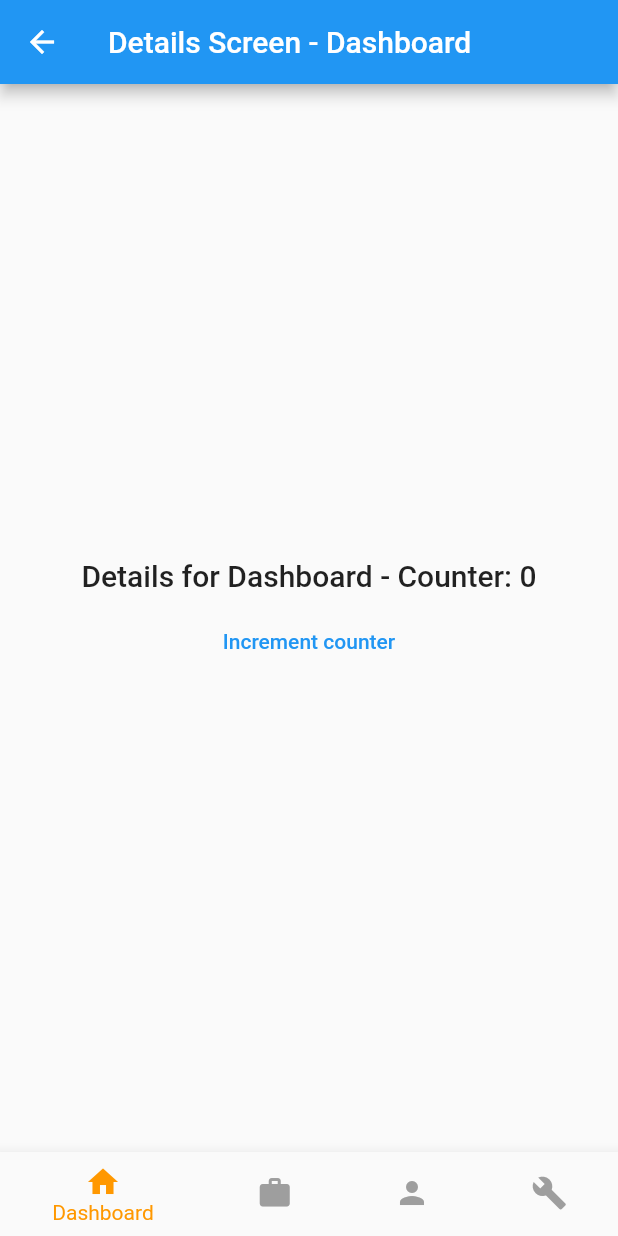
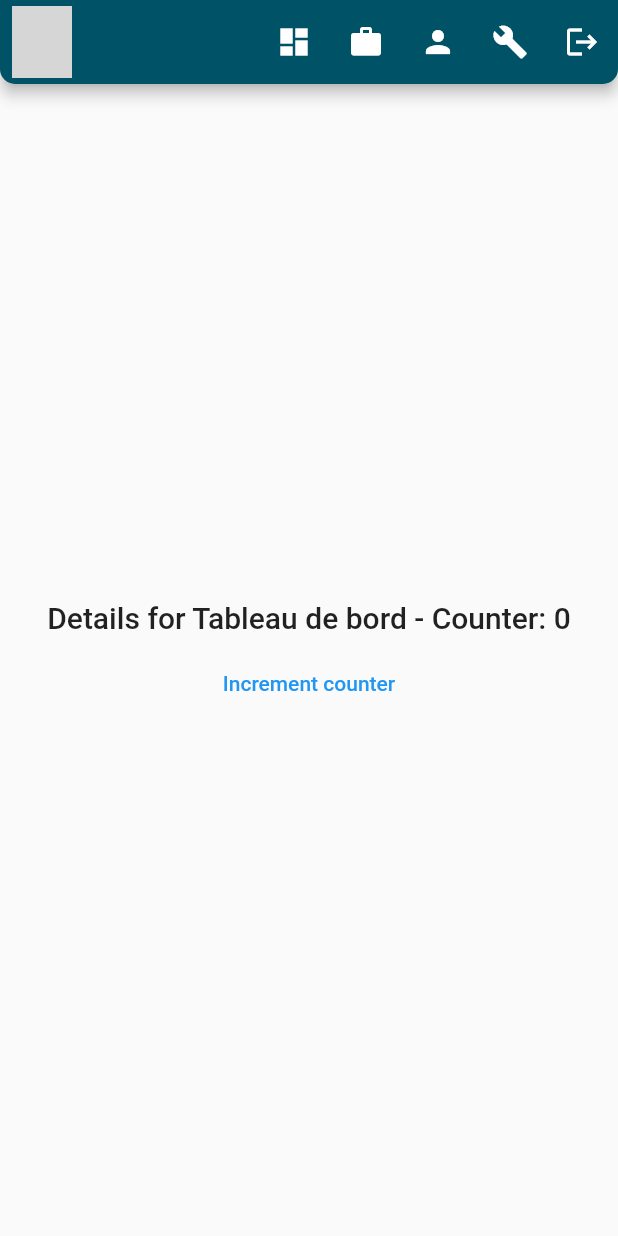
Before and after one commit to MathisZerbib/go_router_app, a Flutter app: the DetailsScreen screen opened by its route, on a phone screen of 412 x 824 dp. Run offline on Flutter 3.47's test engine with Material 2 defaults, Android fonts, the phone set to English and light mode, and no system bars; our stand-ins replace flutter_svg, go_router, url_strategy; grey boxes are pictures that could not be loaded.

Commit message:
Commit new app bar

```diff
--- a/lib/main.dart
+++ b/lib/main.dart
@@ -15,7 +15,7 @@ class MyApp extends StatefulWidget {
 }
 
 class _MyAppState extends State<MyApp> {
-  final _router = CustomRouter().routesList;
+  final _router = MainRouter().routes;
 
   @override
   Widget build(BuildContext context) {
--- a/lib/router/etablishment/router.dart
+++ b/lib/router/etablissement/router.dart
@@ -3,19 +3,20 @@ import 'package:go_router/go_router.dart';
 import 'package:test_router_app/views/details_screen.dart';
 import 'package:test_router_app/views/root_page.dart';
 
-class EtablishmentRoutes {
+class EtablissementRoutes {
   final routes = GoRoute(
-    path: '/etablishment',
-    name: 'etablishment',
+    path: '/etablissement',
+    name: 'etablissement',
     pageBuilder: (BuildContext context, GoRouterState state) =>
         const NoTransitionPage(
-      child:
-          RootPage(label: 'Etablishment', detailsPath: '/etablishment/details'),
+      child: RootPage(
+          label: 'etablissement', detailsPath: '/etablissement/details'),
     ),
     routes: [
       GoRoute(
         path: 'details',
-        builder: (context, state) => const DetailsScreen(label: 'Etablishment'),
+        builder: (context, state) =>
+            const DetailsScreen(label: 'Etablissement'),
       ),
     ],
   );
--- a/lib/router/offer/router.dart
+++ b/lib/router/offer/router.dart
@@ -3,19 +3,19 @@ import 'package:go_router/go_router.dart';
 import 'package:test_router_app/views/details_screen.dart';
 import 'package:test_router_app/views/root_page.dart';
 
-class OfferRoutes {
+class OffreRoutes {
   final routes = GoRoute(
-    path: '/offers',
-    name: 'offers',
+    path: '/offres',
+    name: 'offres',
     pageBuilder: (BuildContext context, GoRouterState state) =>
         const NoTransitionPage(
-      child: RootPage(label: 'Offers', detailsPath: '/offers/details'),
+      child: RootPage(label: 'Offres', detailsPath: '/offres/details'),
     ),
     routes: [
       GoRoute(
         path: 'details',
         builder: (BuildContext context, GoRouterState state) =>
-            const DetailsScreen(label: 'Offers'),
+            const DetailsScreen(label: 'Offres'),
       ),
     ],
   );
--- a/lib/router/routes.dart
+++ b/lib/router/routes.dart
@@ -1,7 +1,7 @@
 import 'package:flutter/material.dart';
 import 'package:go_router/go_router.dart';
-import 'package:test_router_app/router/dashboard/router.dart';
-import 'package:test_router_app/router/etablishment/router.dart';
+import 'package:test_router_app/router/tdb/router.dart';
+import 'package:test_router_app/router/etablissement/router.dart';
 import 'package:test_router_app/router/offer/router.dart';
 import 'package:test_router_app/router/postulant/router.dart';
 import 'package:test_router_app/views/error_page.dart';
@@ -10,8 +10,8 @@ import 'package:test_router_app/widgets/bottom_nav_bar.dart';
 final _rootNavigatorKey = GlobalKey<NavigatorState>();
 final _shellNavigatorKey = GlobalKey<NavigatorState>();
 
-class CustomRouter {
-  final routesList = GoRouter(
+class MainRouter {
+  final routes = GoRouter(
     initialLocation: '/',
     navigatorKey: _rootNavigatorKey,
     debugLogDiagnostics: true,
@@ -24,10 +24,10 @@ class CustomRouter {
           return ScaffoldWithBottomNavBar(child: child);
         },
         routes: [
-          DashboardRoutes().routes,
-          OfferRoutes().routes,
+          TdbRoutes().routes,
+          OffreRoutes().routes,
           PostulantRoutes().routes,
-          EtablishmentRoutes().routes,
+          EtablissementRoutes().routes,
         ],
       ),
     ],
--- a/lib/router/dashboard/router.dart
+++ b/lib/router/tdb/router.dart
@@ -3,19 +3,19 @@ import 'package:go_router/go_router.dart';
 import 'package:test_router_app/views/details_screen.dart';
 import 'package:test_router_app/views/root_page.dart';
 
-class DashboardRoutes {
+class TdbRoutes {
   final routes = GoRoute(
-    path: '/',
-    name: 'dashboard',
+    path: '/home',
+    name: 'tableau de bord',
     pageBuilder: (BuildContext context, GoRouterState state) =>
         const NoTransitionPage(
-      child: RootPage(label: 'Dashboard', detailsPath: '/'),
+      child: RootPage(label: 'Tableau de bord', detailsPath: '/'),
     ),
     routes: [
       GoRoute(
         path: 'details',
         builder: (BuildContext context, GoRouterState state) =>
-            const DetailsScreen(label: 'Dashboard'),
+            const DetailsScreen(label: 'Tableau de bord'),
       ),
     ],
   );
--- a/lib/views/dashboard_page.dart
+++ b/lib/views/dashboard_page.dart
@@ -1,8 +1,8 @@
 import 'package:flutter/material.dart';
 import 'package:go_router/go_router.dart';
 
-class DashboardPage extends StatelessWidget {
-  const DashboardPage({super.key});
+class TdbPage extends StatelessWidget {
+  const TdbPage({super.key});
 
   @override
   Widget build(BuildContext context) {
--- a/lib/views/details_screen.dart
+++ b/lib/views/details_screen.dart
@@ -22,9 +22,6 @@ class DetailsScreenState extends State<DetailsScreen> {
   @override
   Widget build(BuildContext context) {
     return Scaffold(
-      appBar: AppBar(
-        title: Text('Details Screen - ${widget.label}'),
-      ),
       body: Center(
         child: Column(
           mainAxisSize: MainAxisSize.min,
--- a/lib/views/error_page.dart
+++ b/lib/views/error_page.dart
@@ -8,13 +8,14 @@ class ErrorPage extends StatelessWidget {
   Widget build(BuildContext context) {
     return Scaffold(
       appBar: AppBar(
+        backgroundColor: const Color.fromRGBO(0, 82, 102, 1),
         automaticallyImplyLeading: true,
         title: const Text("Error Screen"),
       ),
       body: Center(
         child: ElevatedButton(
-          onPressed: () => context.goNamed("dashboard"),
-          child: const Text("Go to home page"),
+          onPressed: () => context.goNamed("Tableau de bord"),
+          child: const Text("Aller sur le tableau de bord"),
         ),
       ),
     );
--- a/lib/views/etablissement_page.dart
+++ b/lib/views/etablissement_page.dart
@@ -16,8 +16,8 @@ class EtablissementPage extends StatelessWidget {
           mainAxisAlignment: MainAxisAlignment.center,
           children: [
             ElevatedButton(
-                onPressed: () => {context.goNamed('dashboard')},
-                child: const Text('go dashboard')),
+                onPressed: () => {context.goNamed('Tableau de bord')},
+                child: const Text('aller sur le Tableau de bord')),
           ],
         ),
       ),
--- a/lib/views/login_page.dart
+++ b/lib/views/login_page.dart
@@ -16,8 +16,8 @@ class LoginPage extends StatelessWidget {
           mainAxisAlignment: MainAxisAlignment.center,
           children: [
             ElevatedButton(
-                onPressed: () => {context.goNamed('dashboard')},
-                child: const Text('dashboard')),
+                onPressed: () => {context.goNamed('Tableau de bord')},
+                child: const Text('Aller sur le Tableau de bord')),
           ],
         ),
       ),
--- a/lib/views/offres_page.dart
+++ b/lib/views/offres_page.dart
@@ -16,8 +16,8 @@ class OffresPage extends StatelessWidget {
           mainAxisAlignment: MainAxisAlignment.center,
           children: [
             ElevatedButton(
-                onPressed: () => {context.goNamed('dashboard')},
-                child: const Text('go dashboard')),
+                onPressed: () => {context.goNamed('Tableau de bord')},
+                child: const Text('aller sur le Tableau de bord')),
           ],
         ),
       ),
--- a/lib/views/postulant_page.dart
+++ b/lib/views/postulant_page.dart
@@ -14,9 +14,6 @@ class PostulantPageState extends State<PostulantPage> {
   @override
   Widget build(BuildContext context) {
     return Scaffold(
-      appBar: AppBar(
-        title: Text('Tab root - ${widget.label}'),
-      ),
       body: UserList(
         users: [
           User(id: "1", name: 'John', email: 'johndoe@gmail.com'),
--- a/lib/views/root_page.dart
+++ b/lib/views/root_page.dart
@@ -16,9 +16,6 @@ class RootPage extends StatelessWidget {
   @override
   Widget build(BuildContext context) {
     return Scaffold(
-      appBar: AppBar(
-        title: Text('Tab root - $label'),
-      ),
       body: Center(
         child: Column(
           mainAxisSize: MainAxisSize.min,
@@ -28,7 +25,7 @@ class RootPage extends StatelessWidget {
             const Padding(padding: EdgeInsets.all(4)),
             TextButton(
               onPressed: () => context.go(detailsPath),
-              child: const Text('View details'),
+              child: const Text('voir le detail'),
             ),
           ],
         ),
--- a/lib/views/single_postulant.dart
+++ b/lib/views/single_postulant.dart
@@ -14,9 +14,6 @@ class SinglePostulantPageState extends State<SinglePostulantPage> {
   @override
   Widget build(BuildContext context) {
     return Scaffold(
-      appBar: AppBar(
-        title: const Text('Single User'),
-      ),
       body: Center(
         child: Column(
           children: [
@@ -26,9 +23,9 @@ class SinglePostulantPageState extends State<SinglePostulantPage> {
             ),
             ElevatedButton(
               onPressed: () {
-                context.goNamed('dashboard');
+                context.goNamed('Tableau de bord');
               },
-              child: const Text('Go Back'),
+              child: const Text('Retourner en arrière'),
             ),
           ],
         ),
--- a/lib/widgets/bottom_nav_bar.dart
+++ b/lib/widgets/bottom_nav_bar.dart
@@ -1,4 +1,5 @@
 import 'package:flutter/material.dart';
+import 'package:flutter_svg/svg.dart';
 import 'package:go_router/go_router.dart';
 
 class ScaffoldWithBottomNavBar extends StatefulWidget {
@@ -11,16 +12,23 @@ class ScaffoldWithBottomNavBar extends StatefulWidget {
       _ScaffoldWithBottomNavBarState();
 }
 
+const appBarTitles = <String>[
+  'Tableau de bord',
+  'Offres',
+  'Jobbeurs',
+  'Etablissement'
+];
+
 const tabs = [
   ScaffoldWithNavBarTabItem(
-    initialLocation: '/dashboard',
-    icon: Icon(Icons.home),
-    label: 'Dashboard',
+    initialLocation: '/home',
+    icon: Icon(Icons.dashboard),
+    label: 'Tableau de bord',
   ),
   ScaffoldWithNavBarTabItem(
-    initialLocation: '/offers',
+    initialLocation: '/offres',
     icon: Icon(Icons.work),
-    label: 'Offers',
+    label: 'Offres',
   ),
   ScaffoldWithNavBarTabItem(
     initialLocation: '/postulants',
@@ -28,9 +36,9 @@ const tabs = [
     label: 'Jobbeurs',
   ),
   ScaffoldWithNavBarTabItem(
-    initialLocation: '/etablishment',
+    initialLocation: '/etablissement',
     icon: Icon(Icons.build),
-    label: 'Etablishment',
+    label: 'Etablissement',
   ),
 ];
 
@@ -68,12 +76,31 @@ class _ScaffoldWithBottomNavBarState extends State<ScaffoldWithBottomNavBar> {
   Widget build(BuildContext context) {
     return Scaffold(
       body: widget.child,
-      bottomNavigationBar: BottomNavigationBar(
-        selectedItemColor: Colors.orange,
-        unselectedItemColor: Colors.grey,
-        currentIndex: _currentIndex,
-        items: tabs,
-        onTap: (index) => _onItemTapped(context, index),
+      appBar: AppBar(
+        shape: const RoundedRectangleBorder(
+          borderRadius: BorderRadius.vertical(
+            bottom: Radius.circular(10),
+          ),
+        ),
+        backgroundColor: const Color.fromRGBO(0, 82, 102, 1),
+        leading: Padding(
+            padding: const EdgeInsets.symmetric(horizontal: 8, vertical: 4),
+            child: SvgPicture.asset(
+              "jobme_logo_white.svg",
+              semanticsLabel: 'JobMe',
+            )),
+        actions: [
+          for (var i = 0; i < tabs.length; i++)
+            IconButton(
+              tooltip: tabs[i].label,
+              icon: tabs[i].icon,
+              onPressed: () => _onItemTapped(context, i),
+            ),
+          IconButton(
+            icon: const Icon(Icons.logout),
+            onPressed: () => context.goNamed('logout'),
+          ),
+        ],
       ),
     );
   }
--- a/pubspec.yaml
+++ b/pubspec.yaml
@@ -39,6 +39,7 @@ dependencies:
   shared_preferences: ^2.0.18
   provider: ^6.0.5
   url_strategy: ^0.2.0
+  flutter_svg: ^2.0.4
 
 dev_dependencies:
   flutter_test:
@@ -63,9 +64,8 @@ flutter:
   uses-material-design: true
 
   # To add assets to your application, add an assets section, like this:
-  # assets:
-  #   - images/a_dot_burr.jpeg
-  #   - images/a_dot_ham.jpeg
+  assets:
+    - assets/
 
   # An image asset can refer to one or more resolution-specific "variants", see
   # https://flutter.dev/assets-and-images/#resolution-aware
```
Also changed, not shown: assets/jobme_clickjob_logo.svg (added), assets/jobme_logo_white.svg (added), pubspec.lock, 1 other file.
